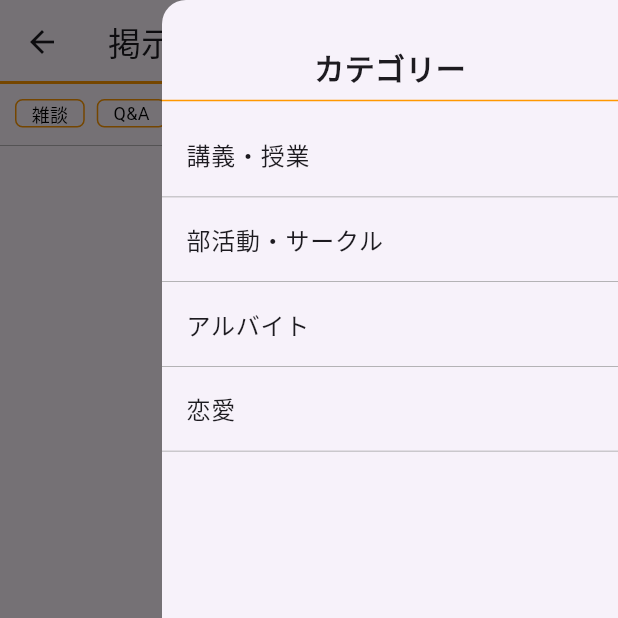
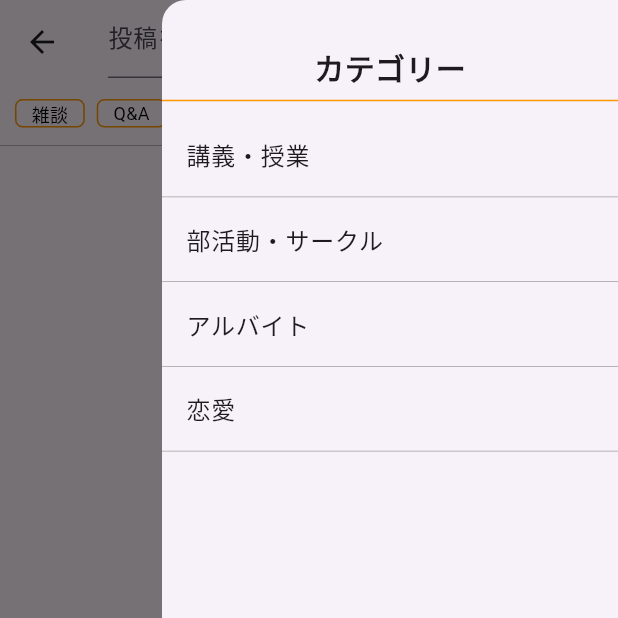
Before and after one commit to LiberaAnima/libera_flutter, a Flutter app: the PostListPage screen opened by its route, with the side drawer open, on a phone screen of 412 x 824 dp, the top half of it. Run offline on Flutter 3.47's test engine with Material 3 defaults, Android fonts, the phone set to English and light mode, and no system bars; our stand-ins replace cloud_firestore, firebase_auth, firebase_core, firebase_storage, flutter_chat_types, flutter_chat_ui and 2 more; accounts and stored records are empty; Roboto replaces fonts that are missing (inter).

Commit message:
add search UI

```diff
--- a/lib/screen/postlist_page.dart
+++ b/lib/screen/postlist_page.dart
@@ -20,18 +20,44 @@ class PostListPage extends StatefulWidget {
 }
 
 class _PostListPagePageState extends State<PostListPage> {
+  TextEditingController searchController = TextEditingController();
   @override
   Widget build(BuildContext context) {
-    final Stream<QuerySnapshot> postlists = FirebaseFirestore.instance
-        .collection('posts')
-        .orderBy('date', descending: true)
-        .snapshots();
+    Stream<QuerySnapshot> postlists;
+
+    if (searchController.text.isEmpty) {
+      postlists = FirebaseFirestore.instance
+          .collection('posts')
+          .orderBy('date', descending: true)
+          .snapshots();
+    } else {
+      postlists = FirebaseFirestore.instance
+          .collection("posts")
+          .where("title", isGreaterThanOrEqualTo: searchController.text)
+          .where("title", isLessThanOrEqualTo: searchController.text + '\uf8ff')
+          .orderBy('date', descending: true)
+          .snapshots();
+    }
 
     return Scaffold(
       appBar: AppBar(
-        title: const Text('掲示板'),
-        shape: const Border(
-          bottom: BorderSide(color: Colors.orange, width: 2),
+        leading: IconButton(
+          icon: Icon(Icons.arrow_back),
+          onPressed: () {
+            FocusScope.of(context).unfocus();
+            searchController.clear();
+            setState(() {});
+          },
+        ),
+        title: TextField(
+          controller: searchController,
+          decoration: InputDecoration(
+            hintText: "投稿を検索",
+            suffixIcon: IconButton(
+              icon: Icon(Icons.search),
+              onPressed: () => setState(() {}),
+            ),
+          ),
         ),
       ),
       endDrawer: Drawer(
```
